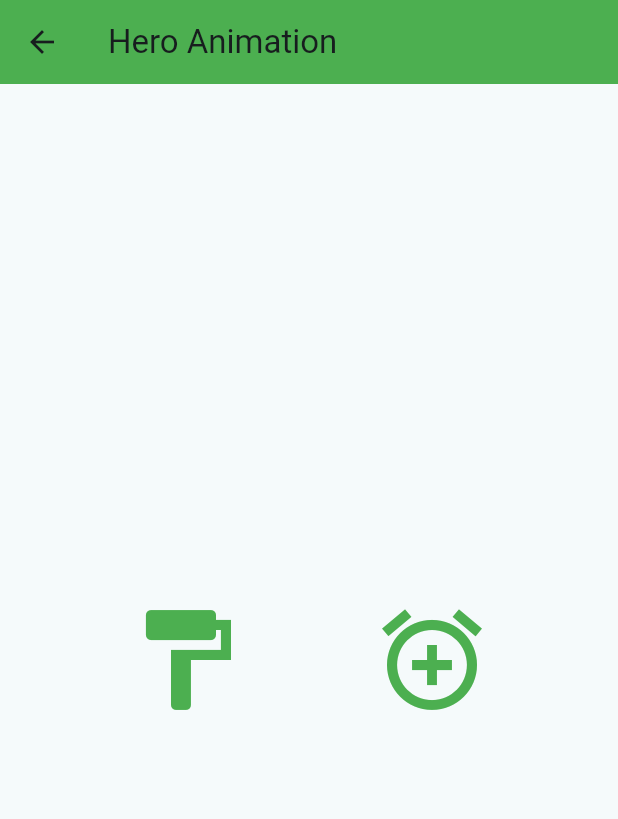
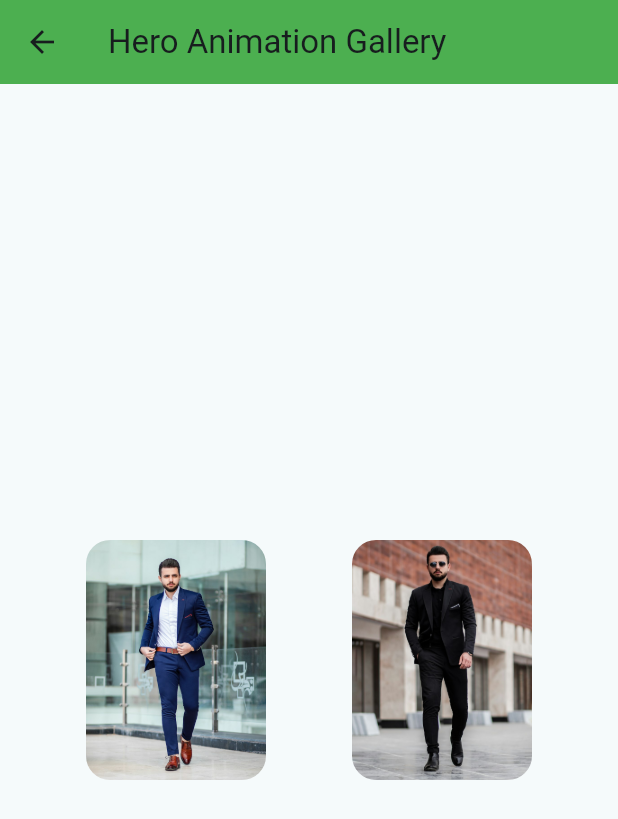
Before and after one commit to 56776-Hamza/Mad-CourseRepo, a Flutter app: the HomePage screen opened by its route, on a phone screen of 412 x 824 dp. Shown: the top 819 px of the screen. Run offline on Flutter 3.47's test engine with Material 3 defaults, Android fonts, the phone set to English and light mode, and no system bars.

Commit message:
Update animation.dart with suit image Hero animations and register image assets

```diff
--- a/lib/animation.dart
+++ b/lib/animation.dart
@@ -23,10 +23,9 @@ class HomePage extends StatelessWidget {
   Widget build(BuildContext context) {
     return Scaffold(
       appBar: AppBar(
-        title: const Text('Hero Animation'),
+        title: const Text('Hero Animation Gallery'),
         backgroundColor: Colors.green,
       ),
-
       body: Center(
         child: Row(
           mainAxisAlignment: MainAxisAlignment.spaceEvenly,
@@ -40,16 +39,24 @@ class HomePage extends StatelessWidget {
                   ),
                 );
               },
-              child: const Hero(
+              child: Hero(
                 tag: 'paint-icon',
-                child: Icon(
+                child: ClipRRect(
+                  borderRadius: BorderRadius.circular(16),
+                  child: Image.asset(
+                    'assets/image1.jpg',
+                    width: 120,
+                    height: 160,
+                    fit: BoxFit.cover,
+                    errorBuilder: (context, error, stackTrace) => const Icon(
                       Icons.format_paint,
                       color: Colors.green,
                       size: 80,
                     ),
                   ),
                 ),
-
+              ),
+            ),
             GestureDetector(
               onTap: () {
                 Navigator.push(
@@ -59,12 +66,21 @@ class HomePage extends StatelessWidget {
                   ),
                 );
               },
-              child: const Hero(
+              child: Hero(
                 tag: 'clock-icon',
-                child: Icon(
+                child: ClipRRect(
+                  borderRadius: BorderRadius.circular(16),
+                  child: Image.asset(
+                    'assets/image2.jpg',
+                    width: 120,
+                    height: 160,
+                    fit: BoxFit.cover,
+                    errorBuilder: (context, error, stackTrace) => const Icon(
                       Icons.add_alarm,
                       color: Colors.green,
                       size: 80,
+                    ),
+                  ),
                 ),
               ),
             ),
@@ -82,23 +98,26 @@ class DetailPage extends StatelessWidget {
   Widget build(BuildContext context) {
     return Scaffold(
       appBar: AppBar(
-        title: const Text('Detail Screen'),
+        title: const Text('Black Kurta Detail'),
         backgroundColor: Colors.green,
       ),
-
       body: Center(
-        child: Row(
-          mainAxisAlignment: MainAxisAlignment.spaceEvenly,
-          children: const [
-            Hero(
+        child: Hero(
           tag: 'paint-icon',
-              child: Icon(
+          child: ClipRRect(
+            borderRadius: BorderRadius.circular(20),
+            child: Image.asset(
+              'assets/image1.jpg',
+              width: 320,
+              height: 480,
+              fit: BoxFit.cover,
+              errorBuilder: (context, error, stackTrace) => const Icon(
                 Icons.format_paint,
                 color: Colors.green,
                 size: 220,
               ),
             ),
-          ],
+          ),
         ),
       ),
     );
@@ -112,23 +131,26 @@ class DetailPage1 extends StatelessWidget {
   Widget build(BuildContext context) {
     return Scaffold(
       appBar: AppBar(
-        title: const Text('Detail Screen'),
+        title: const Text('Blue Kurta Detail'),
         backgroundColor: Colors.green,
       ),
-
       body: Center(
-        child: Row(
-          mainAxisAlignment: MainAxisAlignment.spaceEvenly,
-          children: const [
-            Hero(
+        child: Hero(
           tag: 'clock-icon',
-              child: Icon(
+          child: ClipRRect(
+            borderRadius: BorderRadius.circular(20),
+            child: Image.asset(
+              'assets/image2.jpg',
+              width: 320,
+              height: 480,
+              fit: BoxFit.cover,
+              errorBuilder: (context, error, stackTrace) => const Icon(
                 Icons.add_alarm,
                 color: Colors.green,
                 size: 220,
               ),
             ),
-          ],
+          ),
         ),
       ),
     );
--- a/pubspec.yaml
+++ b/pubspec.yaml
@@ -46,6 +46,8 @@ flutter:
 
   assets:
     - assets/profile.jpg
+    - assets/image1.jpg
+    - assets/image2.jpg
 
 
   # An image asset can refer to one or more resolution-specific "variants", see
```
Also changed, not shown: assets/image1.jpg (added), assets/image2.jpg (added), assets/pic1.jpg.jpeg (added), assets/pic2.jpg.png (added). Lines whose indentation alone changed are shown as unchanged.
